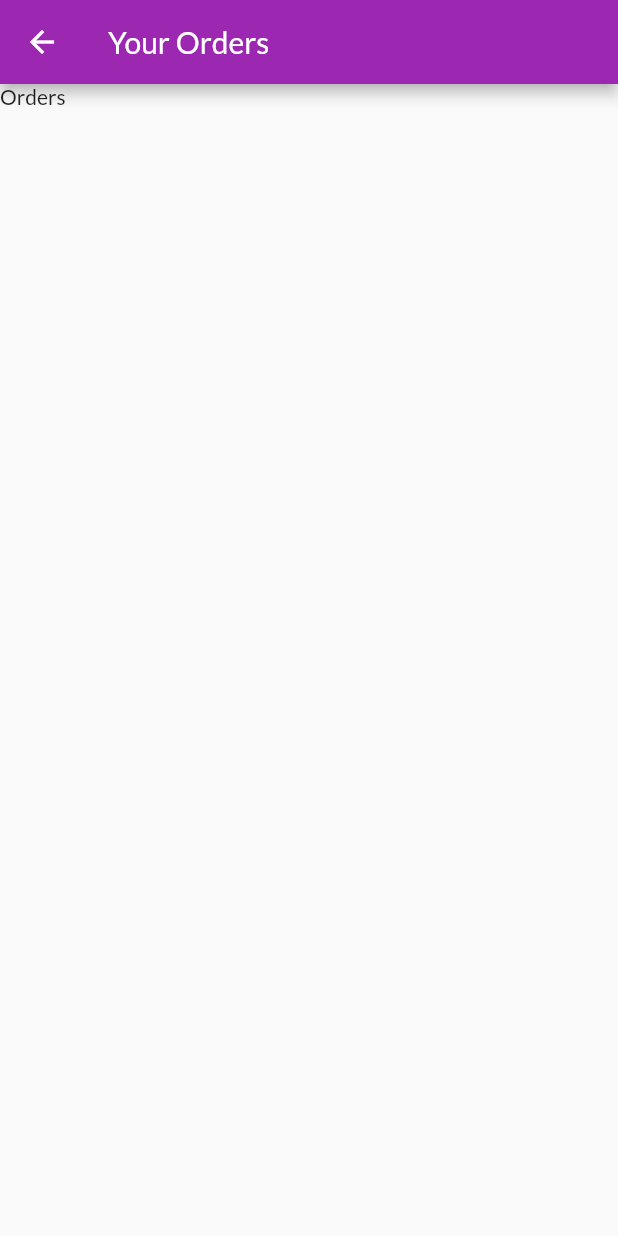
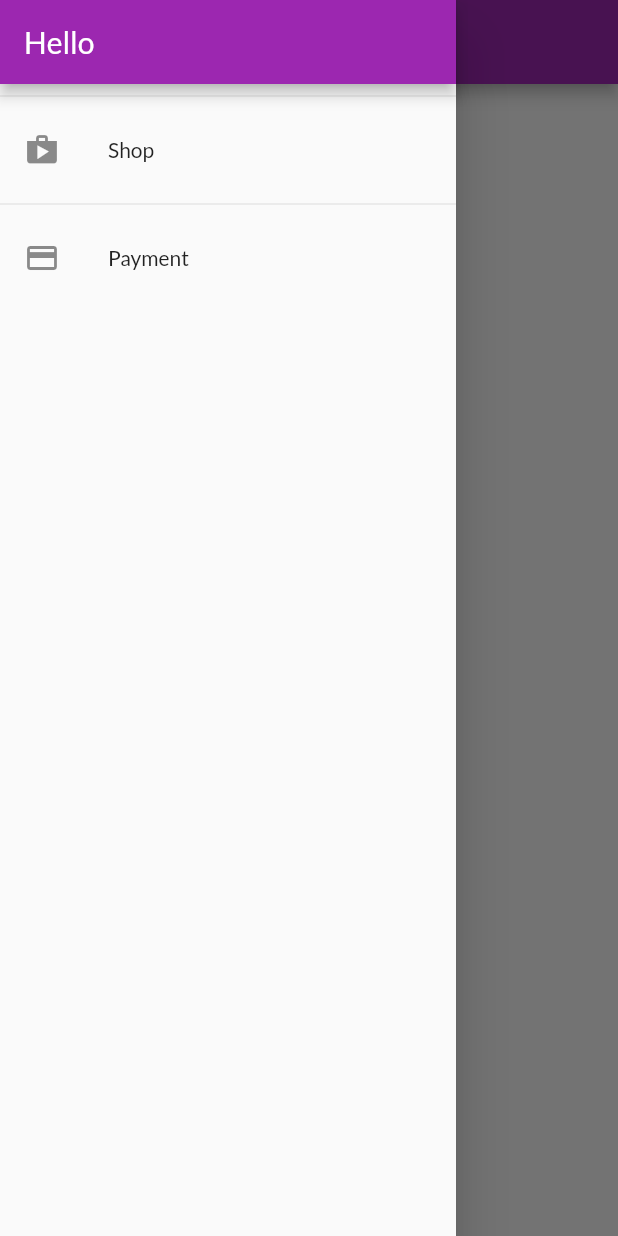
Before and after one commit to kaboosan/shop_app, a Flutter app: the OrdersScreen screen opened by its route, with the side drawer open (before the commit the screen has no drawer), on a phone screen of 412 x 824 dp. Run offline on Flutter 3.47's test engine with Material 2 defaults, Android fonts, the phone set to English and light mode, and no system bars; network calls fail.

Commit message:
Add orderItem + new drawer

```diff
--- a/lib/screens/orders_screen.dart
+++ b/lib/screens/orders_screen.dart
@@ -1,16 +1,22 @@
 import 'package:flutter/material.dart';
 import 'package:provider/provider.dart';
-import 'package:shop_app/providers/orders.dart';
+import 'package:shop_app/providers/orders.dart' show Orders;
+import 'package:shop_app/widgets/app_drawer.dart';
+import '../widgets/orderItem.dart';
 
 class OrdersScreen extends StatelessWidget {
   static const routeName = '/orders';
   @override
   Widget build(BuildContext context) {
-    final orders = Provider.of<Orders>(context);
+    final ordersData = Provider.of<Orders>(context);
     return Scaffold(
         appBar: AppBar(
           title: Text('Your Orders'),
         ),
-        body: Text('Orders'));
+        drawer: AppDrawer(),
+        body: ListView.builder(
+          itemCount: ordersData.orders.length,
+          itemBuilder: (ctx, i) => OrderItem(ordersData.orders[i]),
+        ));
   }
 }
--- a/lib/screens/products_overview_screen.dart
+++ b/lib/screens/products_overview_screen.dart
@@ -2,6 +2,7 @@ import 'package:flutter/material.dart';
 import 'package:provider/provider.dart';
 import 'package:shop_app/providers/cart.dart';
 import 'package:shop_app/screens/cart_screen.dart';
+import 'package:shop_app/widgets/app_drawer.dart';
 import 'package:shop_app/widgets/badge.dart';
 
 import 'package:shop_app/widgets/products_grid.dart';
@@ -57,6 +58,7 @@ class _ProductsOverviewScreenState extends State<ProductsOverviewScreen> {
           )
         ],
       ),
+      drawer: AppDrawer(),
       body: ProductsGrid(_showOnlyFavorites),
     );
   }
--- /dev/null
+++ b/lib/widgets/app_drawer.dart
@@ -0,0 +1,35 @@
+import 'package:flutter/material.dart';
+import '../screens/orders_screen.dart';
+
+class AppDrawer extends StatelessWidget {
+  @override
+  Widget build(BuildContext context) {
+    return Drawer(
+      child: Column(
+        children: [
+          AppBar(
+            title: Text('Hello'),
+            automaticallyImplyLeading: false,
+          ),
+          Divider(),
+          ListTile(
+            leading: Icon(Icons.shop),
+            title: Text('Shop'),
+            onTap: () {
+              Navigator.of(context).pushReplacementNamed('/');
+            },
+          ),
+          Divider(),
+          ListTile(
+            leading: Icon(Icons.payment),
+            title: Text('Payment'),
+            onTap: () {
+              Navigator.of(context)
+                  .pushReplacementNamed(OrdersScreen.routeName);
+            },
+          )
+        ],
+      ),
+    );
+  }
+}
--- a/pubspec.yaml
+++ b/pubspec.yaml
@@ -24,6 +24,7 @@ dependencies:
   flutter:
     sdk: flutter
   provider: ^3.0.0
+  intl: ^0.16.1
 
 
   # The following adds the Cupertino Icons font to your application.
```
Also changed, not shown: lib/widgets/orderItem.dart (added, +29 -0 lines), pubspec.lock.
